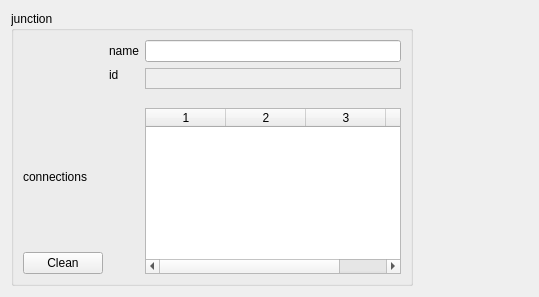
Old version of the form src/OpenCOVER/DrivingSim/oddlot/src/settings/widgets/junctionsettings.ui in the repository hlrs-vis/covise.
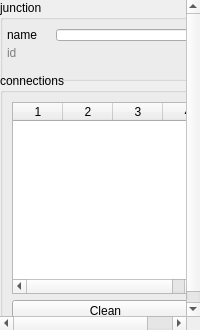
New version of the form.

Diff of the .ui file:
```diff
--- a/src/OpenCOVER/DrivingSim/oddlot/src/settings/widgets/junctionsettings.ui
+++ b/src/OpenCOVER/DrivingSim/oddlot/src/settings/widgets/junctionsettings.ui
@@ -6,86 +6,161 @@
    <rect>
     <x>0</x>
     <y>0</y>
-    <width>539</width>
-    <height>297</height>
+    <width>200</width>
+    <height>330</height>
    </rect>
   </property>
+  <property name="minimumSize">
+   <size>
+    <width>0</width>
+    <height>152</height>
+   </size>
+  </property>
   <property name="windowTitle">
    <string>Form</string>
   </property>
   <layout class="QGridLayout" name="gridLayout_2">
-   <item row="0" column="1">
-    <spacer name="horizontalSpacer">
-     <property name="orientation">
-      <enum>Qt::Horizontal</enum>
-     </property>
-     <property name="sizeHint" stdset="0">
+   <property name="leftMargin">
+    <number>0</number>
+   </property>
+   <property name="topMargin">
+    <number>0</number>
+   </property>
+   <property name="rightMargin">
+    <number>0</number>
+   </property>
+   <property name="bottomMargin">
+    <number>0</number>
+   </property>
+   <item row="0" column="0">
+    <widget class="QScrollArea" name="scrollArea">
+     <property name="frameShape">
+      <enum>QFrame::NoFrame</enum>
+     </property>
+     <property name="verticalScrollBarPolicy">
+      <enum>Qt::ScrollBarAsNeeded</enum>
+     </property>
+     <property name="horizontalScrollBarPolicy">
+      <enum>Qt::ScrollBarAsNeeded</enum>
+     </property>
+     <property name="widgetResizable">
+      <bool>true</bool>
+     </property>
+     <widget class="QWidget" name="scrollAreaWidgetContents">
+      <property name="geometry">
+       <rect>
+        <x>0</x>
+        <y>0</y>
+        <width>220</width>
+        <height>328</height>
+       </rect>
+      </property>
+      <property name="minimumSize">
       <size>
-       <width>40</width>
-       <height>198</height>
-      </size>
-     </property>
-    </spacer>
-   </item>
-   <item row="0" column="0">
+        <width>220</width>
+        <height>328</height>
+       </size>
+      </property>
     <widget class="QGroupBox" name="groupBox">
+       <property name="geometry">
+        <rect>
+         <x>0</x>
+         <y>0</y>
+         <width>211</width>
+         <height>81</height>
+        </rect>
+       </property>
+       <property name="sizePolicy">
+        <sizepolicy hsizetype="Preferred" vsizetype="Preferred">
+         <horstretch>0</horstretch>
+         <verstretch>0</verstretch>
+        </sizepolicy>
+       </property>
      <property name="title">
       <string>junction</string>
      </property>
      <layout class="QGridLayout" name="gridLayout">
-      <item row="0" column="1">
+        <property name="leftMargin">
+         <number>4</number>
+        </property>
+        <property name="rightMargin">
+         <number>4</number>
+        </property>
+        <property name="bottomMargin">
+         <number>0</number>
+        </property>
+        <item row="1" column="0">
+         <widget class="QLabel" name="label_2">
+          <property name="styleSheet">
+           <string notr="true">color: gray;</string>
+          </property>
+          <property name="text">
+           <string>id</string>
+          </property>
+         </widget>
+        </item>
+        <item row="0" column="2">
+         <widget class="QLineEdit" name="nameBox"/>
+        </item>
+        <item row="2" column="1" rowspan="2">
+         <widget class="QLabel" name="idLabel_2">
+          <property name="text">
+           <string/>
+          </property>
+         </widget>
+        </item>
+        <item row="0" column="0">
        <widget class="QLabel" name="nameLabel">
         <property name="text">
          <string>name</string>
         </property>
        </widget>
       </item>
-      <item row="1" column="1">
+        <item row="1" column="2">
        <widget class="QLabel" name="idLabel">
+          <property name="styleSheet">
+           <string notr="true">color: gray;</string>
+          </property>
         <property name="text">
-         <string>id</string>
+           <string/>
         </property>
        </widget>
       </item>
-      <item row="1" column="3">
-       <widget class="QTextEdit" name="idBox">
-        <property name="enabled">
-         <bool>false</bool>
+       </layout>
+      </widget>
+      <widget class="QGroupBox" name="groupBox_2">
+       <property name="geometry">
+        <rect>
+         <x>0</x>
+         <y>73</y>
+         <width>211</width>
+         <height>261</height>
+        </rect>
         </property>
         <property name="sizePolicy">
-         <sizepolicy hsizetype="Expanding" vsizetype="Ignored">
+        <sizepolicy hsizetype="Preferred" vsizetype="Preferred">
           <horstretch>0</horstretch>
           <verstretch>0</verstretch>
          </sizepolicy>
         </property>
-        <property name="minimumSize">
-         <size>
-          <width>0</width>
-          <height>21</height>
-         </size>
-        </property>
-        <property name="verticalScrollBarPolicy">
-         <enum>Qt::ScrollBarAlwaysOff</enum>
-        </property>
-        <property name="horizontalScrollBarPolicy">
-         <enum>Qt::ScrollBarAlwaysOff</enum>
-        </property>
-        <property name="undoRedoEnabled">
-         <bool>false</bool>
-        </property>
-        <property name="lineWrapMode">
-         <enum>QTextEdit::NoWrap</enum>
-        </property>
-        <property name="readOnly">
-         <bool>true</bool>
-        </property>
-        <property name="acceptRichText">
-         <bool>false</bool>
-        </property>
-       </widget>
-      </item>
-      <item row="3" column="3">
+       <property name="title">
+        <string>connections</string>
+       </property>
+       <layout class="QVBoxLayout" name="verticalLayout">
+        <item>
        <widget class="QTableWidget" name="connectionTableWidget">
+          <property name="sizePolicy">
+           <sizepolicy hsizetype="Expanding" vsizetype="Fixed">
+            <horstretch>0</horstretch>
+            <verstretch>0</verstretch>
+           </sizepolicy>
+          </property>
+          <property name="maximumSize">
+           <size>
+            <width>343</width>
+            <height>16777215</height>
+           </size>
+          </property>
         <property name="editTriggers">
          <set>QAbstractItemView::NoEditTriggers</set>
         </property>
@@ -99,7 +174,7 @@
          <number>4</number>
         </property>
         <attribute name="horizontalHeaderDefaultSectionSize">
-         <number>80</number>
+           <number>50</number>
         </attribute>
         <attribute name="horizontalHeaderHighlightSections">
          <bool>false</bool>
@@ -125,22 +200,6 @@
         <column/>
        </widget>
       </item>
-      <item row="2" column="1">
-       <widget class="QLabel" name="idLabel_2">
-        <property name="text">
-         <string/>
-        </property>
-       </widget>
-      </item>
-      <item row="3" column="0">
-       <layout class="QVBoxLayout" name="verticalLayout">
-        <item>
-         <widget class="QLabel" name="connectionsLabel">
-          <property name="text">
-           <string>connections</string>
-          </property>
-         </widget>
-        </item>
         <item>
          <widget class="QPushButton" name="cleanConnectionsButton">
           <property name="text">
@@ -149,11 +208,8 @@
          </widget>
         </item>
        </layout>
-      </item>
-      <item row="0" column="3">
-       <widget class="QLineEdit" name="nameBox"/>
-      </item>
-     </layout>
+      </widget>
+     </widget>
     </widget>
    </item>
   </layout>
```
Lines whose indentation alone changed are shown as unchanged.
